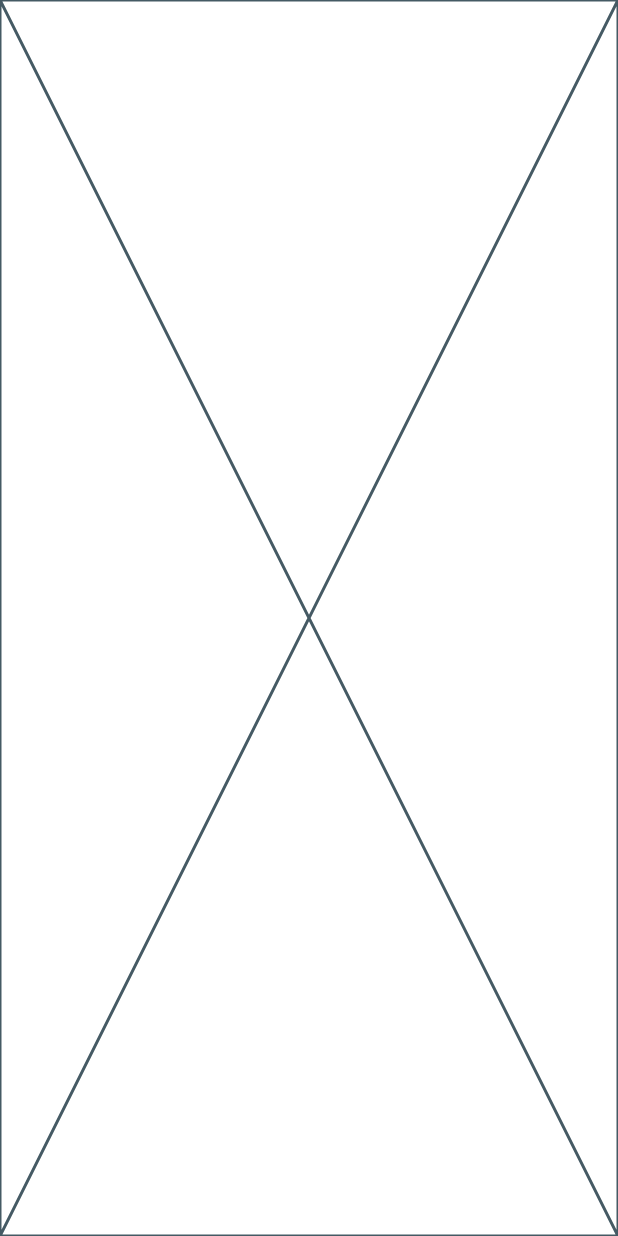
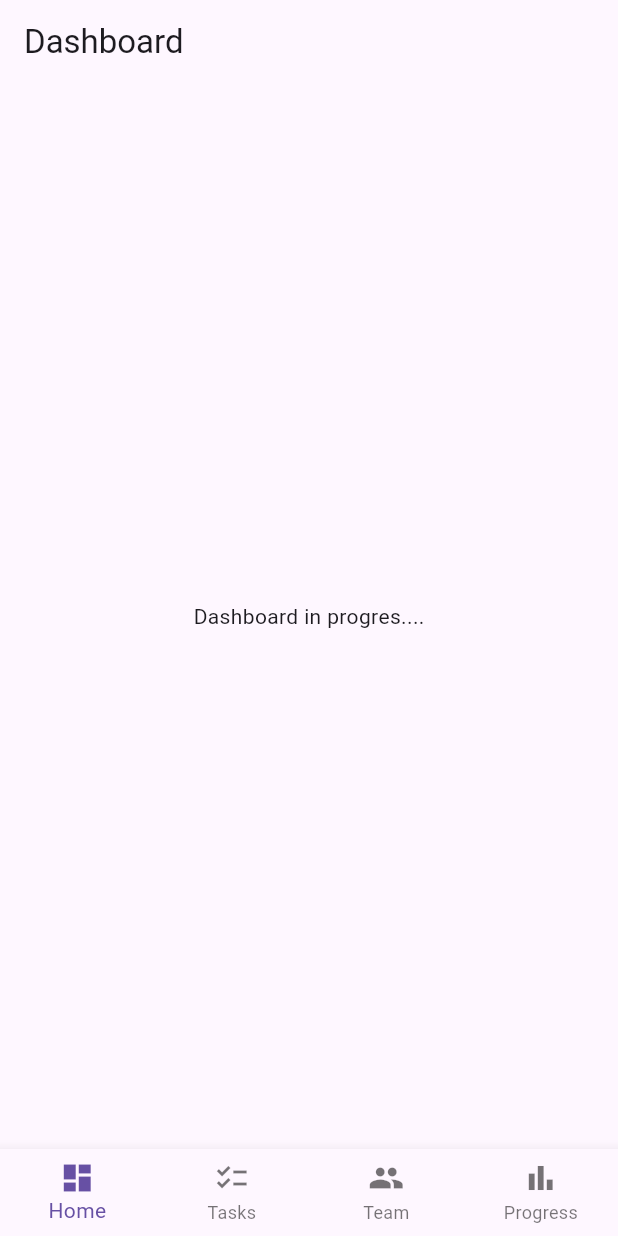
Before and after one commit to L-nsamba/Group13_Formative_Assignment1, a Flutter app: the screen it shows after launch, on a phone screen of 412 x 824 dp. Run offline on Flutter 3.47's test engine with Material 3 defaults, Android fonts, the phone set to English and light mode, and no system bars.

Commit message:
bottom navigation on lead pages and setting up the default placeholder data for each of the screens as well as incorporation of the original navigation logic

```diff
--- a/project_task_tracker/lib/main.dart
+++ b/project_task_tracker/lib/main.dart
@@ -1,4 +1,9 @@
 import 'package:flutter/material.dart';
+import 'package:project_task_tracker/screens/create_edit_task_screen.dart';
+import 'package:project_task_tracker/screens/main_shell.dart';
+import 'package:project_task_tracker/screens/member_profile_screen.dart';
+import 'package:project_task_tracker/screens/sign_in_screen.dart';
+import 'package:project_task_tracker/screens/task_details_screen.dart';
 
 void main() {
   runApp(const MyApp());
@@ -14,6 +19,15 @@ class MyApp extends StatefulWidget {
 class _MyAppState extends State<MyApp> {
   @override
   Widget build(BuildContext context) {
-    return const Placeholder();
+    return MaterialApp(
+      initialRoute: '/home' , //sign-in
+      routes: {
+        // '/sign-in': (_) => const SignInScreen(),
+        '/home': (_) => const MainShell(),
+        '/task-details': (_) => const TaskDetailsScreen(),
+        '/create-edit': (_) => const CreateEditTaskScreen(),
+        '/member-profile': (_) => const MemberProfileScreen(),
+      },
+    );
   }
 }
--- a/project_task_tracker/lib/screens/dashboard_screen.dart
+++ b/project_task_tracker/lib/screens/dashboard_screen.dart
@@ -0,0 +1,13 @@
+import 'package:flutter/material.dart';
+
+class DashboardScreen extends StatelessWidget {
+  const DashboardScreen({super.key});
+
+  @override
+  Widget build(BuildContext context) {
+    return Scaffold(
+      appBar: AppBar(title: const Text('Dashboard')),
+      body: const Center(child: Text('Dashboard in progres....'),),
+    );
+  }
+}
--- /dev/null
+++ b/project_task_tracker/lib/screens/main_shell.dart
@@ -0,0 +1,41 @@
+import 'package:flutter/material.dart';
+
+import 'dashboard_screen.dart';
+import 'task_list_screen.dart';
+import 'team_members_screen.dart';
+import 'progress_screen.dart';
+
+class MainShell extends StatefulWidget {
+  const MainShell({super.key});
+
+  @override
+  State<MainShell> createState() => _MainShellState();
+}
+
+class _MainShellState extends State<MainShell> {
+  int _index = 0;
+
+  final _pages = const [
+    DashboardScreen(),
+    TaskListScreen(),
+    TeamMembersScreen(),
+    ProgressScreen(),
+  ];
+  @override
+  Widget build(BuildContext context) {
+    return Scaffold(
+      body: _pages[_index],
+      bottomNavigationBar: BottomNavigationBar(
+        currentIndex: _index,
+        onTap: (i) => setState(() => _index = i),
+        type: BottomNavigationBarType.fixed,
+        items: const[
+          BottomNavigationBarItem(icon: Icon(Icons.dashboard), label: 'Home'),
+          BottomNavigationBarItem(icon: Icon(Icons.checklist), label: 'Tasks'),
+          BottomNavigationBarItem(icon: Icon(Icons.people), label: 'Team'),
+          BottomNavigationBarItem(icon: Icon(Icons.bar_chart), label: 'Progress')
+        ],
+      ),
+    );
+  }
+}
--- a/project_task_tracker/lib/screens/progress_screen.dart
+++ b/project_task_tracker/lib/screens/progress_screen.dart
@@ -0,0 +1,13 @@
+import 'package:flutter/material.dart';
+
+class ProgressScreen extends StatelessWidget {
+  const ProgressScreen({super.key});
+
+  @override
+  Widget build(BuildContext context) {
+    return Scaffold(
+      appBar: AppBar(title: const Text('Task Progress')),
+      body: Center(child: const Text('Task Progress screen in progress...')),
+    );
+  }
+}
--- a/project_task_tracker/lib/screens/team_members_screen.dart
+++ b/project_task_tracker/lib/screens/team_members_screen.dart
@@ -0,0 +1,13 @@
+import 'package:flutter/material.dart';
+
+class TeamMembersScreen extends StatelessWidget {
+  const TeamMembersScreen({super.key});
+
+  @override
+  Widget build(BuildContext context) {
+    return Scaffold(
+      appBar: AppBar(title: const Text('Team Members')),
+      body: Center(child: const Text('Team Members Screen in progress....'),),
+    );
+  }
+}
```
Also changed, not shown: project_task_tracker/lib/screens/create_edit_task_screen.dart (+13 -0 lines), project_task_tracker/lib/screens/member_profile_screen.dart (+13 -0 lines), project_task_tracker/lib/screens/sign_in_screen.dart (+13 -0 lines), project_task_tracker/lib/screens/task_details_screen.dart (added, +13 -0 lines), project_task_tracker/lib/screens/task_list_screen.dart (+13 -0 lines).
